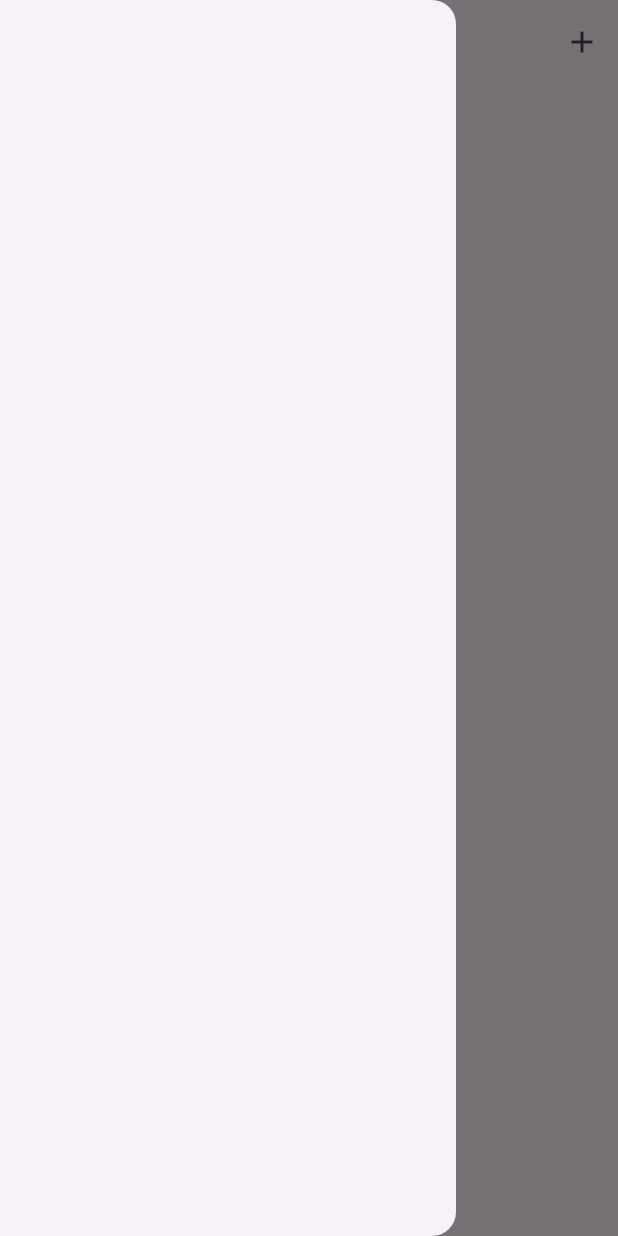
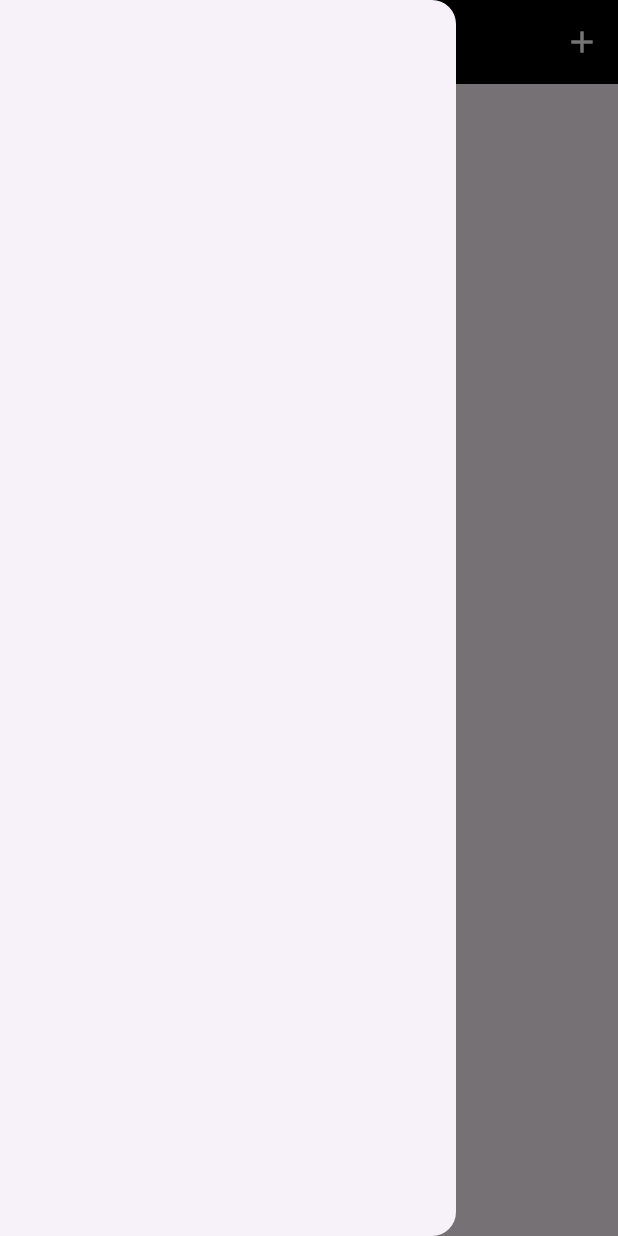
Before and after one commit to AilurusRP/PandaDiary, a Flutter app: the screen it shows after launch, with the side drawer open, on a phone screen of 412 x 824 dp. Run offline on Flutter 3.47's test engine with Material 3 defaults, Android fonts, the light colour scheme and no system bars; our stand-ins replace sqflite; accounts and stored records are empty.

Commit message:
fix: Fix top‑bar color regression after Flutter SDK update.

```diff
--- a/lib/UI/home_page.dart
+++ b/lib/UI/home_page.dart
@@ -27,6 +27,8 @@ class _DiaryHomePageState extends State<DiaryHomePage> {
   Widget build(BuildContext context) {
     return Scaffold(
       appBar: AppBar(
+        backgroundColor: Colors.black,
+        foregroundColor: Colors.white,
         title: Text(widget.title),
         actions: [
           TopBarActionMenuButton(onAddNoteOk: (String noteName) {
--- a/lib/UI/pages/note_content_edit_page/note_content_edit_page.dart
+++ b/lib/UI/pages/note_content_edit_page/note_content_edit_page.dart
@@ -49,6 +49,8 @@ class _NoteContentEditPageState extends State<NoteContentEditPage> {
 
     return Scaffold(
         appBar: AppBar(
+          backgroundColor: Colors.black,
+          foregroundColor: Colors.white,
           title: Text(widget.title),
         ),
         body: Container(
--- a/lib/constants/theme_color.dart
+++ /dev/null
@@ -1,18 +0,0 @@
-import 'package:flutter/material.dart';
-
-const int _blackPrimaryValue = 0xFF000000;
-const MaterialColor primaryBlack = MaterialColor(
-  _blackPrimaryValue,
-  <int, Color>{
-    50: Color(0xFF000000),
-    100: Color(0xFF000000),
-    200: Color(0xFF000000),
-    300: Color(0xFF000000),
-    400: Color(0xFF000000),
-    500: Color(_blackPrimaryValue),
-    600: Color(0xFF000000),
-    700: Color(0xFF000000),
-    800: Color(0xFF000000),
-    900: Color(0xFF000000),
-  },
-);
--- a/lib/main.dart
+++ b/lib/main.dart
@@ -1,7 +1,5 @@
 import 'package:flutter/material.dart';
 import 'package:panda_diary/UI/home_page.dart';
-
-import 'constants/theme_color.dart';
 
 void main() {
   runApp(const MyApp());
@@ -12,11 +10,9 @@ class MyApp extends StatelessWidget {
 
   @override
   Widget build(BuildContext context) {
-    return MaterialApp(
+    return const MaterialApp(
       title: 'Panda Diary',
-      theme: ThemeData(
-          primarySwatch: primaryBlack),
-      home: const DiaryHomePage(title: 'Panda Diary'),
+      home: DiaryHomePage(title: 'Panda Diary'),
     );
   }
 }
```
